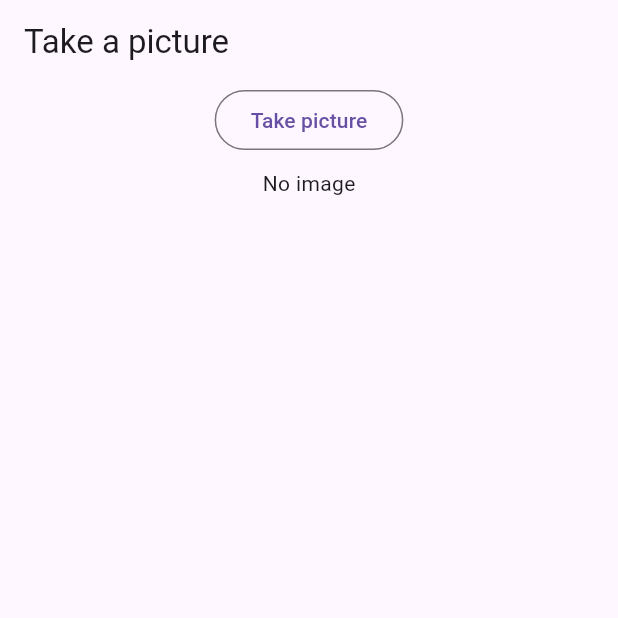
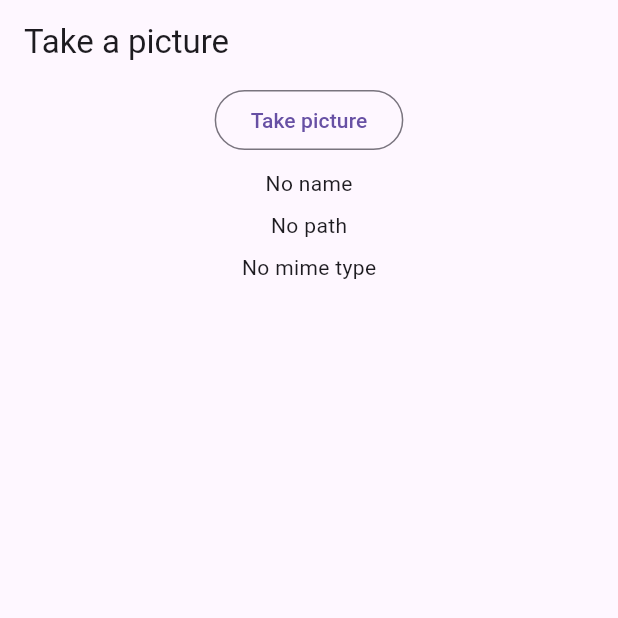
Before and after one commit to csells/flutter_picture_taker, a Flutter app: the screen it shows after launch, on a phone screen of 412 x 824 dp, the top half of it. Run offline on Flutter 3.47's test engine with Material 3 defaults, Android fonts, the light colour scheme and no system bars; our stand-ins replace camera, cross_file, gap.

Commit message:
v0.2.0: looking the mime type if it's not provided

````diff
--- a/example/lib/main.dart
+++ b/example/lib/main.dart
@@ -29,7 +29,11 @@ class _HomePageState extends State<HomePage> {
                 child: const Text('Take picture'),
               ),
               const Gap(8),
-              Text(_image?.path ?? 'No image'),
+              Text(_image?.name ?? 'No name'),
+              const Gap(8),
+              Text(_image?.path ?? 'No path'),
+              const Gap(8),
+              Text(_image?.mimeType ?? 'No mime type'),
               const Gap(8),
               if (_image != null)
                 kIsWeb
--- a/example/pubspec.yaml
+++ b/example/pubspec.yaml
@@ -1,7 +1,7 @@
 name: example
 description: "An example of using the flutter_picture_taker package."
 publish_to: 'none'
-version: 0.1.0
+version: 0.2.0
 
 environment:
   sdk: ^3.5.4
--- a/lib/src/still_picture_dialog.dart
+++ b/lib/src/still_picture_dialog.dart
@@ -2,20 +2,35 @@ import 'dart:async';
 
 import 'package:camera/camera.dart';
 import 'package:flutter/widgets.dart';
+import 'package:mime/mime.dart';
 
 import 'adaptive_dialog.dart';
 import 'adaptive_progress_indicator.dart';
 import 'camera_button.dart';
 
-/// Displays a dialog for capturing still pictures using the camera.
+/// Displays a dialog for capturing a still picture using the camera.
 ///
-/// This function shows a dialog that contains a custom camera interface
-/// for taking pictures. It returns an [XFile] containing the captured
-/// image, or `null` if no image was captured.
+/// This function shows an [AdaptiveDialog] containing a [StillCameraDialog]
+/// widget, allowing the user to take a picture. The dialog can be dismissed
+/// by clicking outside of it or pressing the Esc key on systems that have one.
 ///
-/// The [context] parameter is used to look up the [Navigator] for the dialog.
-Future<XFile?> showStillCameraDialog(BuildContext context) =>
-    AdaptiveDialog.show<XFile>(
+/// The function returns an [XFile] containing the captured image, or `null`
+/// if the dialog was dismissed without taking a picture.
+///
+/// The mime type of the captured image is determined by reading the first
+/// few bytes of the file and using the [lookupMimeType] function.
+///
+/// Example usage:
+/// ```dart
+/// Future<void> _takePicture() async {
+///   final image = await showStillCameraDialog(context);
+///   if (image != null) setState(() => _image = image);
+/// }
+/// ```
+///
+/// [context] - The build context to use for displaying the dialog.
+Future<XFile?> showStillCameraDialog(BuildContext context) async {
+  final image = await AdaptiveDialog.show<XFile>(
     context: context,
     barrierDismissible: true,
     content: const Padding(
@@ -23,6 +38,20 @@ Future<XFile?> showStillCameraDialog(BuildContext context) =>
       child: StillCameraDialog(),
     ),
   );
+
+  // if mime type is available from the XFile, return it immediately
+  if (image == null || image.mimeType != null) return image;
+
+  // look up the mime type
+  final bytes = await image.readAsBytes();
+  final mime = lookupMimeType(image.path, headerBytes: bytes.take(8).toList());
+  return XFile.fromData(
+    bytes,
+    mimeType: mime,
+    name: image.name,
+    path: image.path,
+  );
+}
 
 /// A dialog widget for capturing still pictures using the camera.
 ///
--- a/pubspec.yaml
+++ b/pubspec.yaml
@@ -1,6 +1,6 @@
 name: flutter_picture_taker
 description: "A simple Flutter package for capturing still pictures using the camera plugin targeting iOS, Android, and the web."
-version: 0.1.0
+version: 0.2.0
 homepage: https://github.com/csells/flutter_picture_taker
 repository: https://github.com/csells/flutter_picture_taker
 
@@ -11,6 +11,7 @@ dependencies:
   camera: ^0.11.0+2
   flutter:
     sdk: flutter
+  mime: ^2.0.0
 
 dev_dependencies:
   all_lint_rules_community: ^0.0.43
````
Also changed, not shown: example/pubspec.lock, 1 other file. Lines whose indentation alone changed are shown as unchanged.
